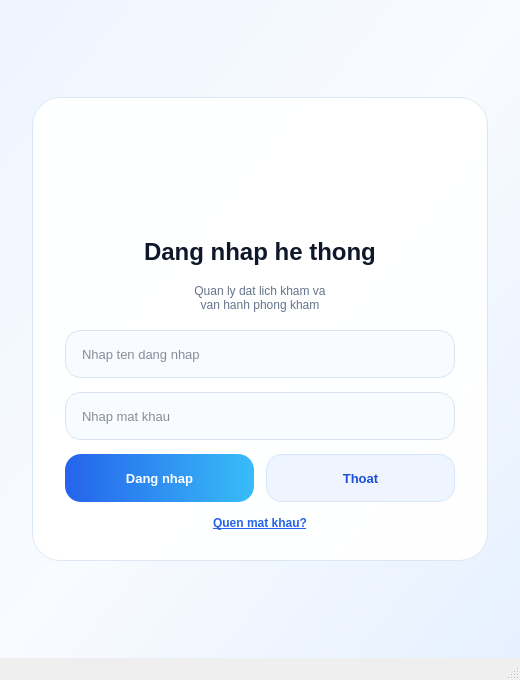
ngmdui50/Nhom_14, file View/dangnhap.ui: the form before one commit.
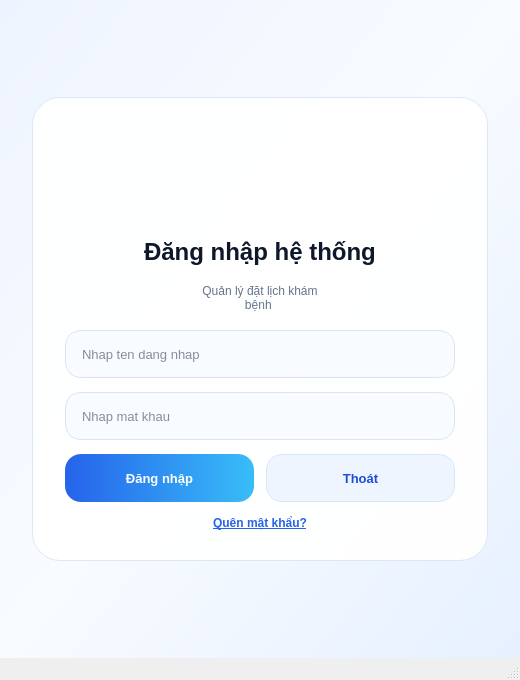
The form after the commit.

Diff of the .ui file:
```diff
--- a/View/dangnhap.ui
+++ b/View/dangnhap.ui
@@ -99,6 +99,9 @@
     <item>
      <widget class="QFrame" name="loginCard">
       <layout class="QVBoxLayout" name="verticalLayoutCard">
+       <property name="spacing">
+        <number>14</number>
+       </property>
        <property name="leftMargin">
         <number>32</number>
        </property>
@@ -111,9 +114,6 @@
        <property name="bottomMargin">
         <number>30</number>
        </property>
-       <property name="spacing">
-        <number>14</number>
-       </property>
        <item alignment="Qt::AlignHCenter">
         <widget class="QLabel" name="lblLogo">
          <property name="minimumSize">
@@ -136,7 +136,7 @@
        <item alignment="Qt::AlignHCenter">
         <widget class="QLabel" name="labelTitle">
          <property name="text">
-          <string>Dang nhap he thong</string>
+          <string>Đăng nhập hệ thống</string>
          </property>
         </widget>
        </item>
@@ -149,14 +149,14 @@
           </size>
          </property>
          <property name="text">
-          <string>Quan ly dat lich kham va van hanh phong kham</string>
-         </property>
-         <property name="wordWrap">
-          <bool>true</bool>
+          <string>Quản lý đặt lịch khám bệnh </string>
          </property>
          <property name="alignment">
           <set>Qt::AlignCenter</set>
          </property>
+         <property name="wordWrap">
+          <bool>true</bool>
+         </property>
         </widget>
        </item>
        <item>
@@ -199,7 +199,7 @@
             </size>
            </property>
            <property name="text">
-            <string>Dang nhap</string>
+            <string>Đăng nhập</string>
            </property>
           </widget>
          </item>
@@ -212,7 +212,7 @@
             </size>
            </property>
            <property name="text">
-            <string>Thoat</string>
+            <string>Thoát</string>
            </property>
           </widget>
          </item>
@@ -221,7 +221,7 @@
        <item alignment="Qt::AlignHCenter">
         <widget class="QPushButton" name="labelForgot">
          <property name="text">
-          <string>Quen mat khau?</string>
+          <string>Quên mật khẩu?</string>
          </property>
         </widget>
        </item>
```
